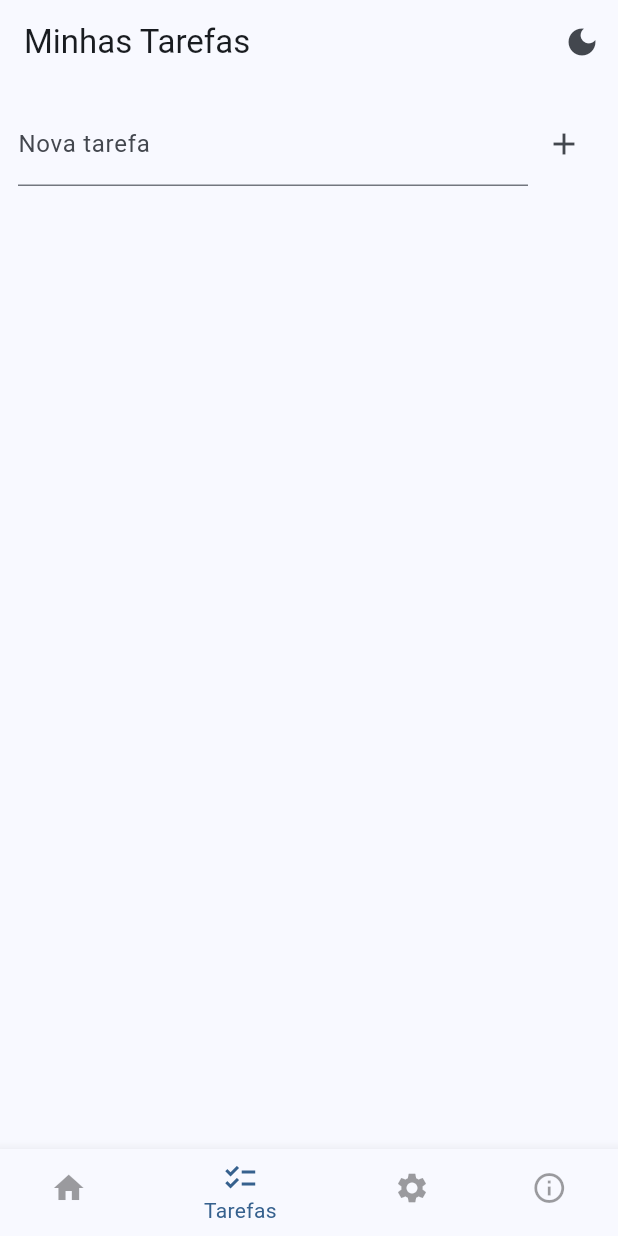
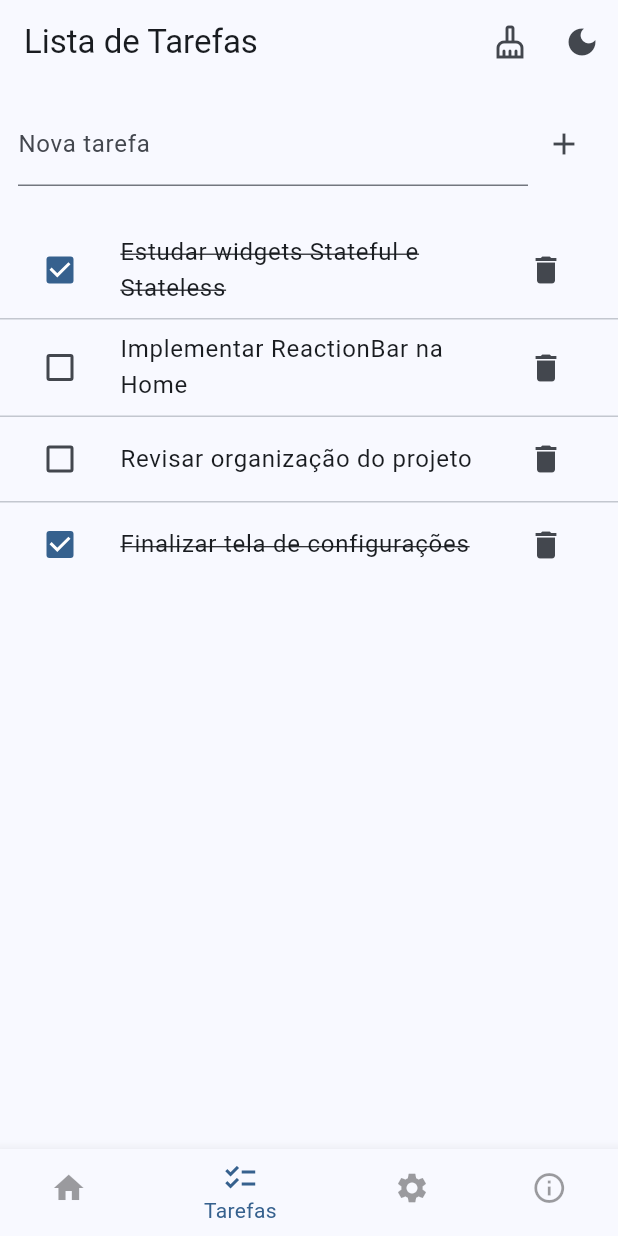
Before and after one commit to LuizFAraujo/pos_dev_web--disp_moveis--flutter_widgets_states1, a Flutter app: the screen it shows after launch, item 2 of the bottom bar chosen, on a phone screen of 412 x 824 dp. Run offline on Flutter 3.47's test engine with Material 3 defaults, Android fonts, the phone set to English and light mode, and no system bars.

Commit message:
FEATURE: melhorias na tela de tarefas com lista inicial e botão limpar
- Criada lista inicial de tarefas fictícias com estados variados
  - Algumas tarefas já marcadas como concluídas
  - Outras pendentes
- Adicionado botão de ação no AppBar para limpar tarefas concluídas
- Funções implementadas: adicionar, alternar estado e remover concluídas
- Layout ajustado com espaçamento e separadores (Divider)

---
STYLE: padronização visual

- Ajustado espaçamento inferior com padding no ListView
- Ícone representando limpeza simbólica (cleaning_services)

```diff
--- a/lib/models/task_model.dart
+++ b/lib/models/task_model.dart
@@ -1,7 +1,7 @@
-class Task {
+class TaskModel {
   final String title; // Título ou descrição da tarefa
   bool isDone; // Indica se a tarefa foi concluída
 
   // Construtor: exige o título e define como não concluída por padrão
-  Task({required this.title, this.isDone = false});
+  TaskModel({required this.title, this.isDone = false});
 }
--- a/lib/pages/tasks_page.dart
+++ b/lib/pages/tasks_page.dart
@@ -13,47 +13,62 @@ class TasksPage extends StatefulWidget {
 }
 
 class _TasksPageState extends State<TasksPage> {
-  final List<Task> tasks = []; // Lista de tarefas
+  // Lista de tarefas iniciais (simulação realista)
+  final List<TaskModel> _tasks = [
+    TaskModel(title: 'Estudar widgets Stateful e Stateless', isDone: true),
+    TaskModel(title: 'Implementar ReactionBar na Home', isDone: false),
+    TaskModel(title: 'Revisar organização do projeto', isDone: false),
+    TaskModel(title: 'Finalizar tela de configurações', isDone: true),
+  ];
 
-  // Adiciona uma nova tarefa à lista
-  void addTask(String title) {
-    setState(() => tasks.add(Task(title: title)));
+  // Adiciona uma nova tarefa
+  void _addTask(String title) {
+    if (title.trim().isEmpty) return;
+    setState(() => _tasks.add(TaskModel(title: title)));
   }
 
-  // Alterna o status (feito/não feito) da tarefa
-  void toggleTask(Task task) {
-    setState(() => task.isDone = !task.isDone);
+  // Alterna o estado de conclusão de uma tarefa
+  void _toggleTask(int index) {
+    setState(() => _tasks[index].isDone = !_tasks[index].isDone);
   }
 
-  // Remove uma tarefa da lista
-  void removeTask(Task task) {
-    setState(() => tasks.remove(task));
+  // Remove tarefas que já estão concluídas
+  void _clearCompleted() {
+    setState(() => _tasks.removeWhere((task) => task.isDone));
   }
 
   @override
   Widget build(BuildContext context) {
     return Scaffold(
       appBar: AppBar(
-        title: const Text('Minhas Tarefas'), // Título da página
-        actions: const [HeaderActions()], // Botões de ações no topo
+        title: const Text('Lista de Tarefas'),
+        actions: [
+          IconButton(
+            tooltip: 'Limpar concluídas',
+            onPressed: _clearCompleted,
+            icon: const Icon(Icons.cleaning_services_outlined),
+          ),
+          HeaderActions(), // botão de tema no topo
+        ],
       ),
       body: Column(
         children: [
-          TaskInput(onSubmit: addTask), // Campo de entrada para nova tarefa
+          // Campo de entrada para nova tarefa
+          TaskInput(onSubmit: _addTask),
+          const SizedBox(height: 12),
           Expanded(
-            child: ListView(
-              children:
-                  tasks.map((task) {
-                    return TaskTile(
-                      task: task, // Exibe a tarefa
-                      onToggle:
-                          () => toggleTask(task), // Alterna status ao clicar
-                      onDelete:
-                          () => removeTask(
-                            task,
-                          ), // Remove ao clicar no ícone de deletar
-                    );
-                  }).toList(),
+            child: ListView.separated(
+              padding: const EdgeInsets.only(bottom: 12),
+              itemCount: _tasks.length,
+              separatorBuilder: (_, __) => const Divider(height: 1),
+              itemBuilder: (context, index) {
+                final task = _tasks[index];
+                return TaskTile(
+                  task: task,
+                  onToggle: () => _toggleTask(index),
+                  onDelete: () => setState(() => _tasks.removeAt(index)),
+                );
+              },
             ),
           ),
         ],
--- a/lib/widgets/task_tile.dart
+++ b/lib/widgets/task_tile.dart
@@ -3,7 +3,7 @@ import 'package:flutter/material.dart';
 import '../models/task_model.dart';
 
 class TaskTile extends StatelessWidget {
-  final Task task; // Tarefa a ser exibida
+  final TaskModel task; // Tarefa a ser exibida
   final VoidCallback onToggle; // Função chamada ao marcar/desmarcar a tarefa
   final VoidCallback onDelete; // Função chamada ao clicar no botão de deletar
 
```
